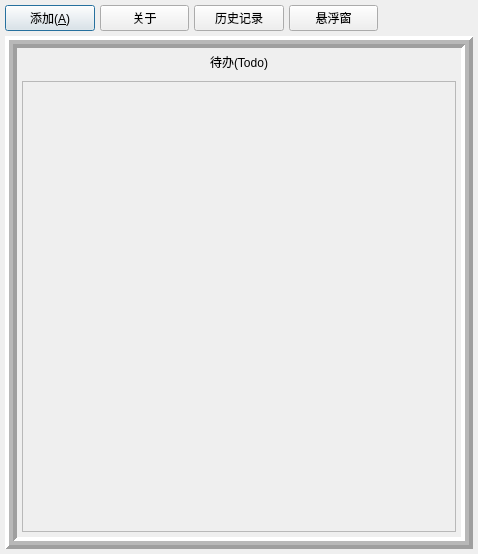
This is dialog.ui in R-anso/2023226 as Qt 5 draws it before an edit. The edited form follows.
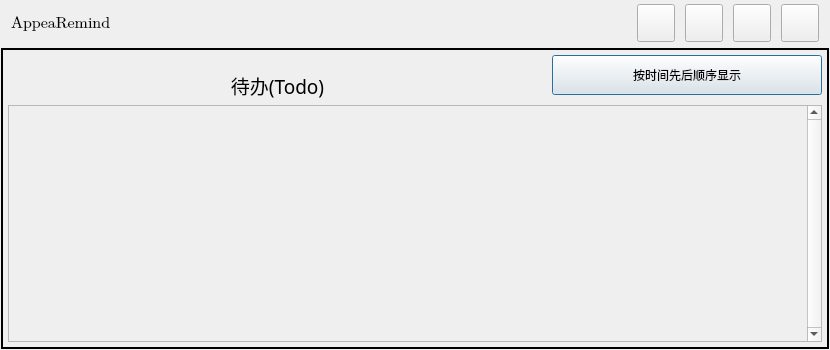
This is the edited form. Icons and pictures are not drawn.

```diff
--- a/dialog.ui
+++ b/dialog.ui
@@ -6,44 +6,71 @@
    <rect>
     <x>0</x>
     <y>0</y>
-    <width>478</width>
-    <height>554</height>
+    <width>830</width>
+    <height>350</height>
    </rect>
   </property>
+  <property name="sizePolicy">
+   <sizepolicy hsizetype="Preferred" vsizetype="Preferred">
+    <horstretch>0</horstretch>
+    <verstretch>0</verstretch>
+   </sizepolicy>
+  </property>
+  <property name="minimumSize">
+   <size>
+    <width>830</width>
+    <height>350</height>
+   </size>
+  </property>
+  <property name="maximumSize">
+   <size>
+    <width>1080</width>
+    <height>1050</height>
+   </size>
+  </property>
   <property name="windowTitle">
    <string>主界面</string>
   </property>
-  <layout class="QGridLayout" name="gridLayout_2">
+  <layout class="QGridLayout" name="gridLayout_2" columnstretch="0,3,2,2,2,2,0,0">
    <property name="leftMargin">
-    <number>5</number>
+    <number>1</number>
    </property>
    <property name="topMargin">
-    <number>5</number>
+    <number>4</number>
    </property>
    <property name="rightMargin">
-    <number>5</number>
+    <number>1</number>
    </property>
    <property name="bottomMargin">
-    <number>5</number>
+    <number>1</number>
    </property>
-   <property name="spacing">
-    <number>5</number>
+   <property name="horizontalSpacing">
+    <number>10</number>
    </property>
-   <item row="3" column="0" colspan="5">
+   <property name="verticalSpacing">
+    <number>6</number>
+   </property>
+   <item row="1" column="0" colspan="8">
     <widget class="QFrame" name="frame">
+     <property name="sizePolicy">
+      <sizepolicy hsizetype="Preferred" vsizetype="Expanding">
+       <horstretch>0</horstretch>
+       <verstretch>0</verstretch>
+      </sizepolicy>
+     </property>
      <property name="frameShape">
-      <enum>QFrame::Box</enum>
+      <enum>QFrame::WinPanel</enum>
      </property>
      <property name="frameShadow">
-      <enum>QFrame::Raised</enum>
+      <enum>QFrame::Plain</enum>
      </property>
      <property name="lineWidth">
-      <number>4</number>
+      <number>11</number>
      </property>
      <property name="midLineWidth">
       <number>4</number>
      </property>
-     <layout class="QGridLayout" name="gridLayout_3">
+     <layout class="QGridLayout" name="gridLayout_3" rowstretch="0,0,0,0,0,0,0,0,0" columnstretch="2,1">
       <property name="leftMargin">
        <number>5</number>
       </property>
@@ -59,7 +86,39 @@
       <property name="spacing">
        <number>5</number>
       </property>
-      <item row="2" column="0">
+      <item row="8" column="0" colspan="2">
+       <widget class="QScrollArea" name="frame_2">
+        <property name="minimumSize">
+         <size>
+          <width>814</width>
+          <height>232</height>
+         </size>
+        </property>
+        <property name="maximumSize">
+         <size>
+          <width>1080</width>
+          <height>800</height>
+         </size>
+        </property>
+        <property name="verticalScrollBarPolicy">
+         <enum>Qt::ScrollBarAlwaysOn</enum>
+        </property>
+        <property name="widgetResizable">
+         <bool>true</bool>
+        </property>
+        <widget class="QWidget" name="scrollAreaWidgetContents">
+         <property name="geometry">
+          <rect>
+           <x>0</x>
+           <y>0</y>
+           <width>786</width>
+           <height>230</height>
+          </rect>
+         </property>
+        </widget>
+       </widget>
+      </item>
+      <item row="7" column="0" colspan="2">
        <spacer name="verticalSpacer">
         <property name="orientation">
          <enum>Qt::Vertical</enum>
@@ -75,14 +134,48 @@
         </property>
        </spacer>
       </item>
-      <item row="0" column="0">
+      <item row="6" column="1">
+       <widget class="QPushButton" name="pushButton_5">
+        <property name="sizePolicy">
+         <sizepolicy hsizetype="Preferred" vsizetype="Fixed">
+          <horstretch>0</horstretch>
+          <verstretch>0</verstretch>
+         </sizepolicy>
+        </property>
+        <property name="minimumSize">
+         <size>
+          <width>20</width>
+          <height>40</height>
+         </size>
+        </property>
+        <property name="text">
+         <string>按时间先后顺序显示</string>
+        </property>
+        <property name="checkable">
+         <bool>true</bool>
+        </property>
+       </widget>
+      </item>
+      <item row="6" column="0">
        <widget class="QLabel" name="label_3">
+        <property name="minimumSize">
+         <size>
+          <width>0</width>
+          <height>40</height>
+         </size>
+        </property>
         <property name="maximumSize">
          <size>
           <width>16777215</width>
           <height>20</height>
          </size>
         </property>
+        <property name="font">
+         <font>
+          <family>宋体</family>
+          <pointsize>14</pointsize>
+         </font>
+        </property>
         <property name="text">
          <string>待办(Todo)</string>
         </property>
@@ -91,51 +184,200 @@
         </property>
        </widget>
       </item>
-      <item row="3" column="0">
-       <widget class="QScrollArea" name="frame_2">
-        <property name="widgetResizable">
-         <bool>true</bool>
-        </property>
-        <widget class="QWidget" name="scrollAreaWidgetContents">
-         <property name="geometry">
-          <rect>
-           <x>0</x>
-           <y>0</y>
-           <width>432</width>
-           <height>436</height>
-          </rect>
-         </property>
-        </widget>
-       </widget>
-      </item>
      </layout>
     </widget>
    </item>
-   <item row="2" column="0">
+   <item row="0" column="6">
+    <widget class="QPushButton" name="pushButton_4">
+     <property name="sizePolicy">
+      <sizepolicy hsizetype="Fixed" vsizetype="Fixed">
+       <horstretch>0</horstretch>
+       <verstretch>0</verstretch>
+      </sizepolicy>
+     </property>
+     <property name="minimumSize">
+      <size>
+       <width>38</width>
+       <height>38</height>
+      </size>
+     </property>
+     <property name="maximumSize">
+      <size>
+       <width>38</width>
+       <height>38</height>
+      </size>
+     </property>
+     <property name="toolTip">
+      <string>历史记录</string>
+     </property>
+     <property name="text">
+      <string/>
+     </property>
+     <property name="icon">
+      <iconset resource="Dialog_pic.qrc">
+       <normaloff>:/history_ima.png</normaloff>:/history_ima.png</iconset>
+     </property>
+     <property name="iconSize">
+      <size>
+       <width>38</width>
+       <height>38</height>
+      </size>
+     </property>
+    </widget>
+   </item>
+   <item row="0" column="5">
+    <widget class="QPushButton" name="pushButton_2">
+     <property name="sizePolicy">
+      <sizepolicy hsizetype="Fixed" vsizetype="Fixed">
+       <horstretch>0</horstretch>
+       <verstretch>0</verstretch>
+      </sizepolicy>
+     </property>
+     <property name="minimumSize">
+      <size>
+       <width>38</width>
+       <height>38</height>
+      </size>
+     </property>
+     <property name="maximumSize">
+      <size>
+       <width>38</width>
+       <height>38</height>
+      </size>
+     </property>
+     <property name="toolTip">
+      <string>关于我们</string>
+     </property>
+     <property name="text">
+      <string/>
+     </property>
+     <property name="icon">
+      <iconset resource="Dialog_pic.qrc">
+       <normaloff>:/about_ima.png</normaloff>:/about_ima.png</iconset>
+     </property>
+     <property name="iconSize">
+      <size>
+       <width>38</width>
+       <height>38</height>
+      </size>
+     </property>
+    </widget>
+   </item>
+   <item row="0" column="4">
     <widget class="QPushButton" name="pushButton">
+     <property name="sizePolicy">
+      <sizepolicy hsizetype="Fixed" vsizetype="Fixed">
+       <horstretch>0</horstretch>
+       <verstretch>0</verstretch>
+      </sizepolicy>
+     </property>
+     <property name="minimumSize">
+      <size>
+       <width>38</width>
+       <height>38</height>
+      </size>
+     </property>
+     <property name="maximumSize">
+      <size>
+       <width>38</width>
+       <height>38</height>
+      </size>
+     </property>
+     <property name="toolTip">
+      <string>添加</string>
+     </property>
      <property name="text">
-      <string>添加(&amp;A)</string>
+      <string/>
+     </property>
+     <property name="icon">
+      <iconset resource="Dialog_pic.qrc">
+       <normaloff>:/addnew.png</normaloff>:/addnew.png</iconset>
+     </property>
+     <property name="iconSize">
+      <size>
+       <width>38</width>
+       <height>38</height>
+      </size>
+     </property>
+     <property name="flat">
+      <bool>false</bool>
      </property>
     </widget>
    </item>
-   <item row="2" column="3">
+   <item row="0" column="3">
     <widget class="QPushButton" name="toSusbendBtn">
-     <property name="text">
+     <property name="sizePolicy">
+      <sizepolicy hsizetype="Fixed" vsizetype="Fixed">
+       <horstretch>0</horstretch>
+       <verstretch>0</verstretch>
+      </sizepolicy>
+     </property>
+     <property name="minimumSize">
+      <size>
+       <width>0</width>
+       <height>38</height>
+      </size>
+     </property>
+     <property name="maximumSize">
+      <size>
+       <width>38</width>
+       <height>38</height>
+      </size>
+     </property>
+     <property name="font">
+      <font>
+       <family>Bell MT</family>
+      </font>
+     </property>
+     <property name="toolTip">
       <string>悬浮窗</string>
      </property>
-    </widget>
-   </item>
-   <item row="2" column="1">
-    <widget class="QPushButton" name="pushButton_2">
      <property name="text">
-      <string>关于</string>
+      <string/>
      </property>
+     <property name="icon">
+      <iconset resource="Dialog_pic.qrc">
+       <normaloff>:/xuanfu.png</normaloff>:/xuanfu.png</iconset>
+     </property>
+     <property name="iconSize">
+      <size>
+       <width>38</width>
+       <height>38</height>
+      </size>
+     </property>
     </widget>
    </item>
-   <item row="2" column="2">
-    <widget class="QPushButton" name="pushButton_4">
+   <item row="0" column="1" colspan="2">
+    <widget class="QLabel" name="label">
+     <property name="sizePolicy">
+      <sizepolicy hsizetype="Preferred" vsizetype="Minimum">
+       <horstretch>0</horstretch>
+       <verstretch>0</verstretch>
+      </sizepolicy>
+     </property>
+     <property name="minimumSize">
+      <size>
+       <width>0</width>
+       <height>38</height>
+      </size>
+     </property>
+     <property name="maximumSize">
+      <size>
+       <width>16777215</width>
+       <height>38</height>
+      </size>
+     </property>
+     <property name="font">
+      <font>
+       <family>Cambria Math</family>
+       <pointsize>12</pointsize>
+      </font>
+     </property>
+     <property name="frameShape">
+      <enum>QFrame::NoFrame</enum>
+     </property>
      <property name="text">
-      <string>历史记录</string>
+      <string>AppeaRemind</string>
      </property>
     </widget>
    </item>
```
Left out of the diff: 4 changed lines with no effect on the pictures.
